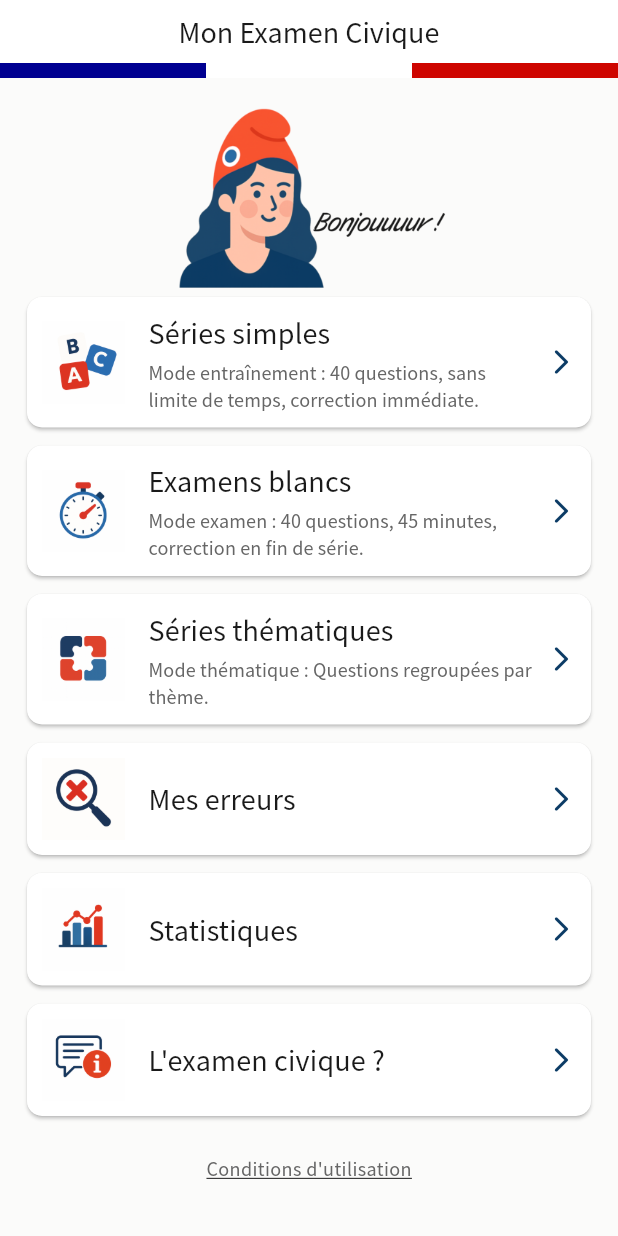
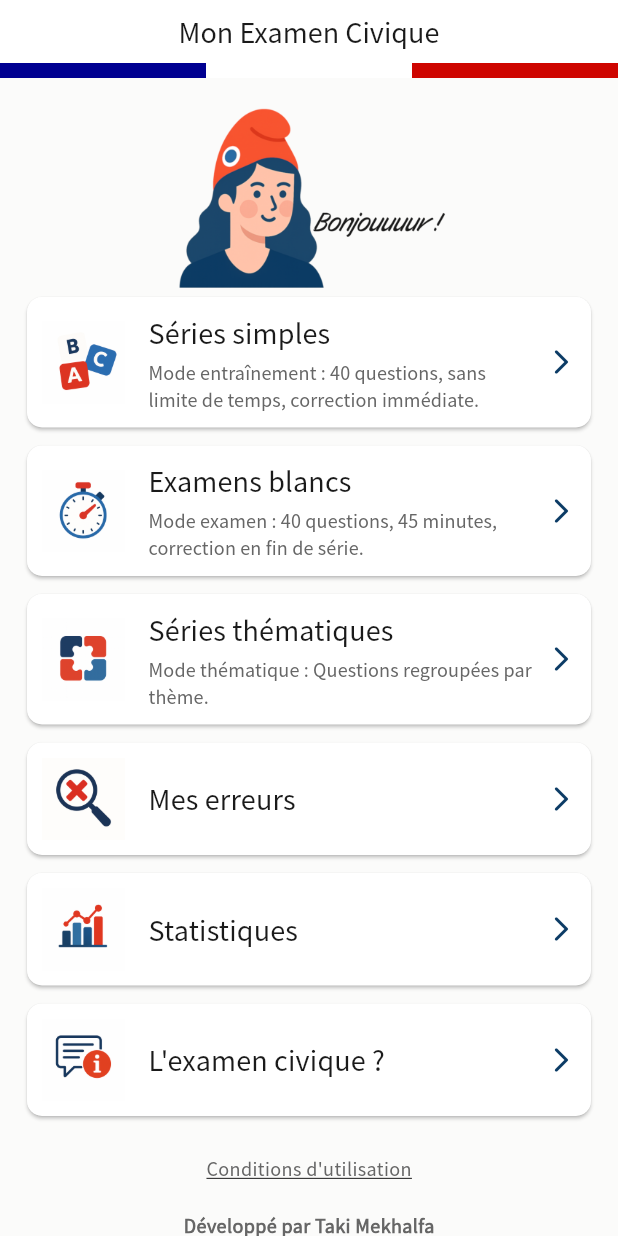
Before and after one commit to taki-mekhalfa/examen_civique, a Flutter app: the screen it shows after launch, on a phone screen of 412 x 824 dp. Run offline on Flutter 3.47's test engine with Material 3 defaults, Android fonts, the phone set to English and light mode, and no system bars; our stand-ins replace fl_chart, flutter_local_notifications, flutter_markdown, sqflite, timezone; accounts and stored records are empty.

Commit message:
chore: add credits

```diff
--- a/lib/pages/home_page.dart
+++ b/lib/pages/home_page.dart
@@ -205,7 +205,9 @@ class _HomeScreenState extends State<HomeScreen> with RouteAware {
 
   Widget _buildLegalNoticeLink(BuildContext context) {
     return Center(
-      child: GestureDetector(
+      child: Column(
+        children: [
+          GestureDetector(
             onTap: () => Navigator.push(
               context,
               MaterialPageRoute(builder: (_) => const LegalNoticePage()),
@@ -217,6 +219,18 @@ class _HomeScreenState extends State<HomeScreen> with RouteAware {
                 decoration: TextDecoration.underline,
               ),
             ),
+          ),
+          const SizedBox(height: 20),
+          Text(
+            "Développé par Taki Mekhalfa",
+            style: AppTextStyles.medium12.copyWith(color: AppColors.grey425),
+          ),
+          const SizedBox(height: 4),
+          Text(
+            "Soutenu par Ghiles Meddour",
+            style: AppTextStyles.medium12.copyWith(color: AppColors.grey425),
+          ),
+        ],
       ),
     );
   }
```
Lines whose indentation alone changed are shown as unchanged.
